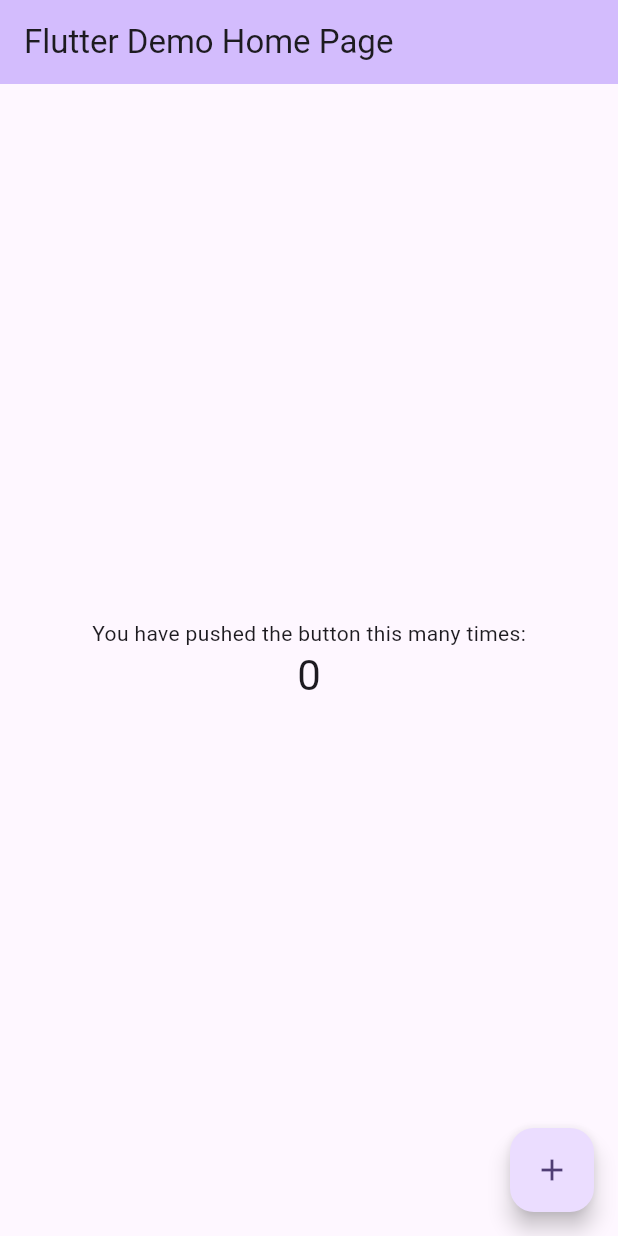
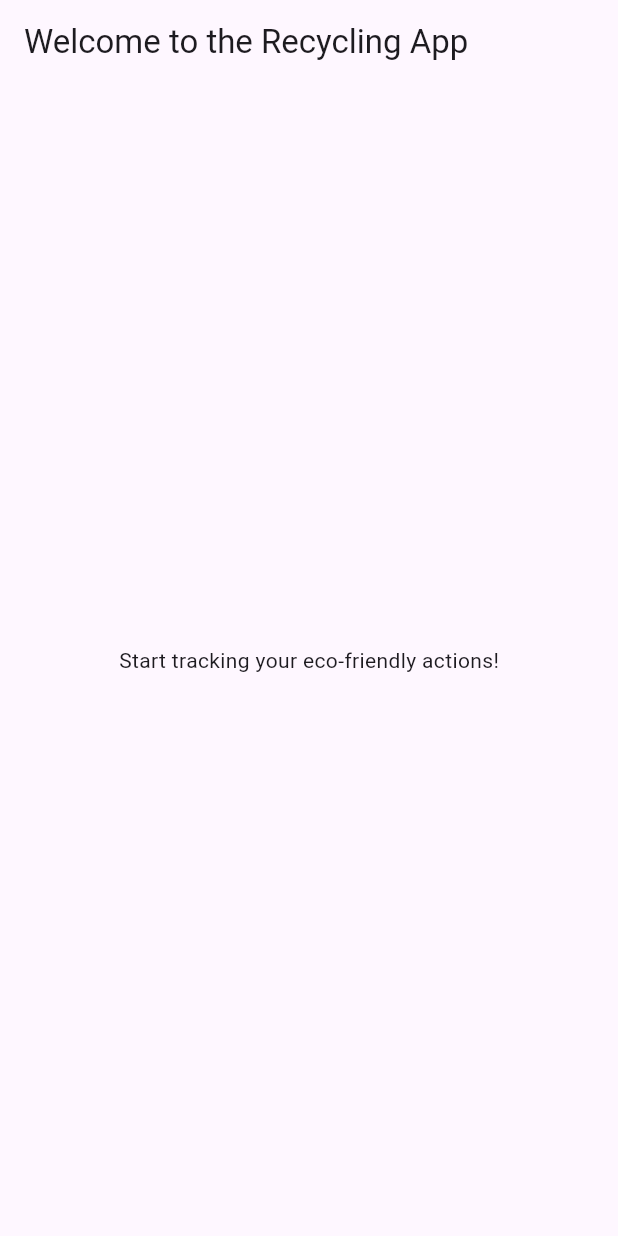
Before and after one commit to Modi08/recyclingapp, a Flutter app: the screen it shows after launch, on a phone screen of 412 x 824 dp. Run offline on Flutter 3.47's test engine with Material 3 defaults, Android fonts, the phone set to English and light mode, and no system bars.

Commit message:
deleted a test file/widget

```diff
--- a/lib/main.dart
+++ b/lib/main.dart
@@ -1,125 +1,30 @@
 import 'package:flutter/material.dart';
 
 void main() {
-  runApp(const MyApp());
+  runApp(RecyclingApp());
 }
 
-class MyApp extends StatelessWidget {
-  const MyApp({super.key});
-
-  // This widget is the root of your application.
+class RecyclingApp extends StatelessWidget {
   @override
   Widget build(BuildContext context) {
     return MaterialApp(
-      title: 'Flutter Demo',
-      theme: ThemeData(
-        // This is the theme of your application.
-        //
-        // TRY THIS: Try running your application with "flutter run". You'll see
-        // the application has a purple toolbar. Then, without quitting the app,
-        // try changing the seedColor in the colorScheme below to Colors.green
-        // and then invoke "hot reload" (save your changes or press the "hot
-        // reload" button in a Flutter-supported IDE, or press "r" if you used
-        // the command line to start the app).
-        //
-        // Notice that the counter didn't reset back to zero; the application
-        // state is not lost during the reload. To reset the state, use hot
-        // restart instead.
-        //
-        // This works for code too, not just values: Most code changes can be
-        // tested with just a hot reload.
-        colorScheme: ColorScheme.fromSeed(seedColor: Colors.deepPurple),
-        useMaterial3: true,
-      ),
-      home: const MyHomePage(title: 'Flutter Demo Home Page'),
+      title: 'Recycling App',
+      theme: ThemeData(primarySwatch: Colors.green),
+      home: HomeScreen(),
     );
   }
 }
 
-class MyHomePage extends StatefulWidget {
-  const MyHomePage({super.key, required this.title});
-
-  // This widget is the home page of your application. It is stateful, meaning
-  // that it has a State object (defined below) that contains fields that affect
-  // how it looks.
-
-  // This class is the configuration for the state. It holds the values (in this
-  // case the title) provided by the parent (in this case the App widget) and
-  // used by the build method of the State. Fields in a Widget subclass are
-  // always marked "final".
-
-  final String title;
-
-  @override
-  State<MyHomePage> createState() => _MyHomePageState();
-}
-
-class _MyHomePageState extends State<MyHomePage> {
-  int _counter = 0;
-
-  void _incrementCounter() {
-    setState(() {
-      // This call to setState tells the Flutter framework that something has
-      // changed in this State, which causes it to rerun the build method below
-      // so that the display can reflect the updated values. If we changed
-      // _counter without calling setState(), then the build method would not be
-      // called again, and so nothing would appear to happen.
-      _counter++;
-    });
-  }
-
+class HomeScreen extends StatelessWidget {
   @override
   Widget build(BuildContext context) {
-    // This method is rerun every time setState is called, for instance as done
-    // by the _incrementCounter method above.
-    //
-    // The Flutter framework has been optimized to make rerunning build methods
-    // fast, so that you can just rebuild anything that needs updating rather
-    // than having to individually change instances of widgets.
     return Scaffold(
       appBar: AppBar(
-        // TRY THIS: Try changing the color here to a specific color (to
-        // Colors.amber, perhaps?) and trigger a hot reload to see the AppBar
-        // change color while the other colors stay the same.
-        backgroundColor: Theme.of(context).colorScheme.inversePrimary,
-        // Here we take the value from the MyHomePage object that was created by
-        // the App.build method, and use it to set our appbar title.
-        title: Text(widget.title),
+        title: Text('Welcome to the Recycling App'),
       ),
       body: Center(
-        // Center is a layout widget. It takes a single child and positions it
-        // in the middle of the parent.
-        child: Column(
-          // Column is also a layout widget. It takes a list of children and
-          // arranges them vertically. By default, it sizes itself to fit its
-          // children horizontally, and tries to be as tall as its parent.
-          //
-          // Column has various properties to control how it sizes itself and
-          // how it positions its children. Here we use mainAxisAlignment to
-          // center the children vertically; the main axis here is the vertical
-          // axis because Columns are vertical (the cross axis would be
-          // horizontal).
-          //
-          // TRY THIS: Invoke "debug painting" (choose the "Toggle Debug Paint"
-          // action in the IDE, or press "p" in the console), to see the
-          // wireframe for each widget.
-          mainAxisAlignment: MainAxisAlignment.center,
-          children: <Widget>[
-            const Text(
-              'You have pushed the button this many times:',
-            ),
-            Text(
-              '$_counter',
-              style: Theme.of(context).textTheme.headlineMedium,
-            ),
-          ],
-        ),
+        child: Text('Start tracking your eco-friendly actions!'),
       ),
-      floatingActionButton: FloatingActionButton(
-        onPressed: _incrementCounter,
-        tooltip: 'Increment',
-        child: const Icon(Icons.add),
-      ), // This trailing comma makes auto-formatting nicer for build methods.
     );
   }
 }
```
Also changed, not shown: 1 other file.
